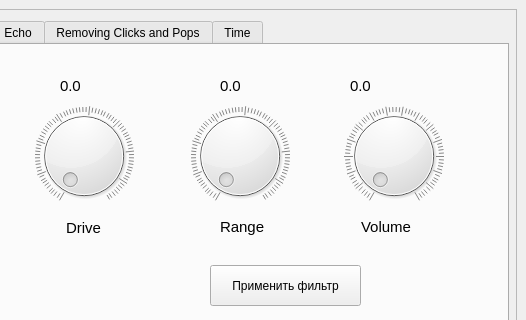
This is ui/mainForm.ui in Andrew-Garanin/AudioDigitalFiltering as Qt 5 draws it before an edit; both pictures show x 181 to 707 and y 0 to 320 of the 707 by 457 pixel window. The edited form follows.
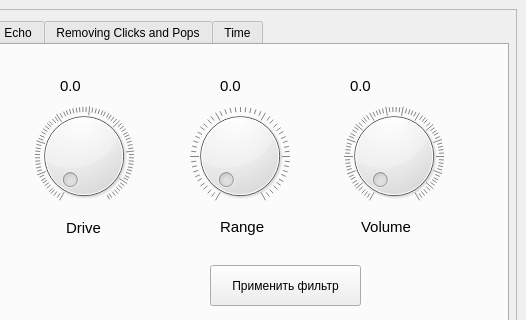
This is the edited form. The open tabs and pages were chosen to show the change.

The edit to the form file:
```diff
--- a/ui/mainForm.ui
+++ b/ui/mainForm.ui
@@ -197,10 +197,13 @@
           <item>
            <widget class="QDial" name="rangeWheel">
             <property name="maximum">
-             <number>3000</number>
+             <number>500</number>
+            </property>
+            <property name="pageStep">
+             <number>100</number>
             </property>
             <property name="notchTarget">
-             <double>12.699999999999999</double>
+             <double>9.699999999999999</double>
             </property>
             <property name="notchesVisible">
              <bool>true</bool>
```
Left out of the diff: 2 changed lines with no effect on the pictures.
